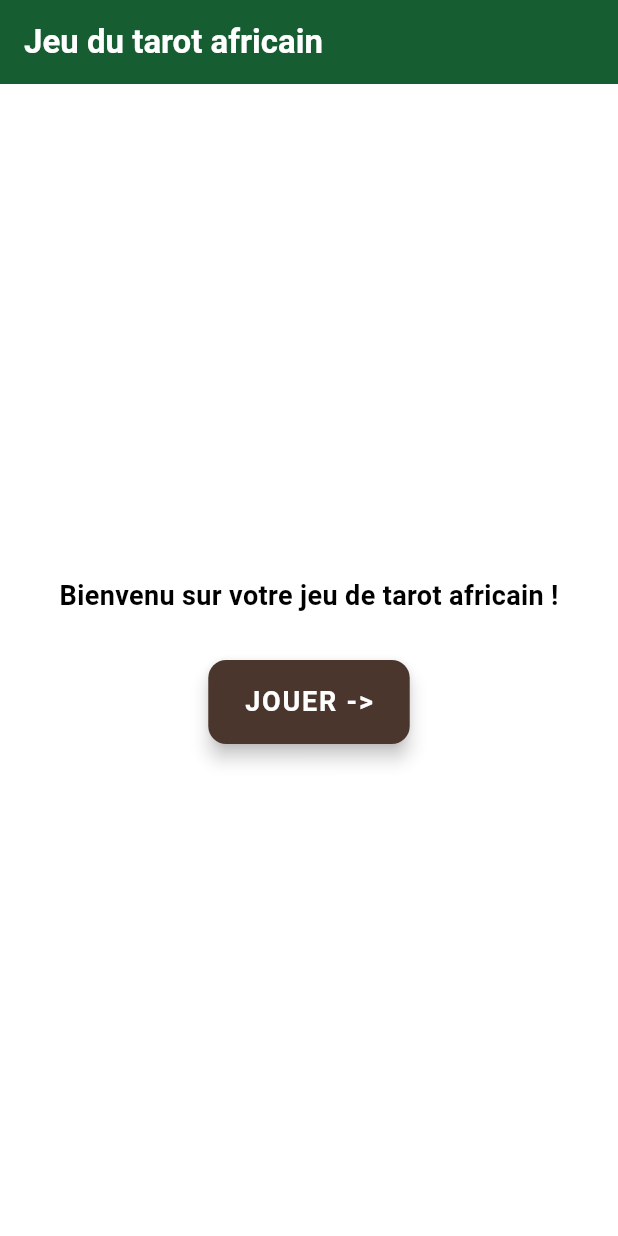
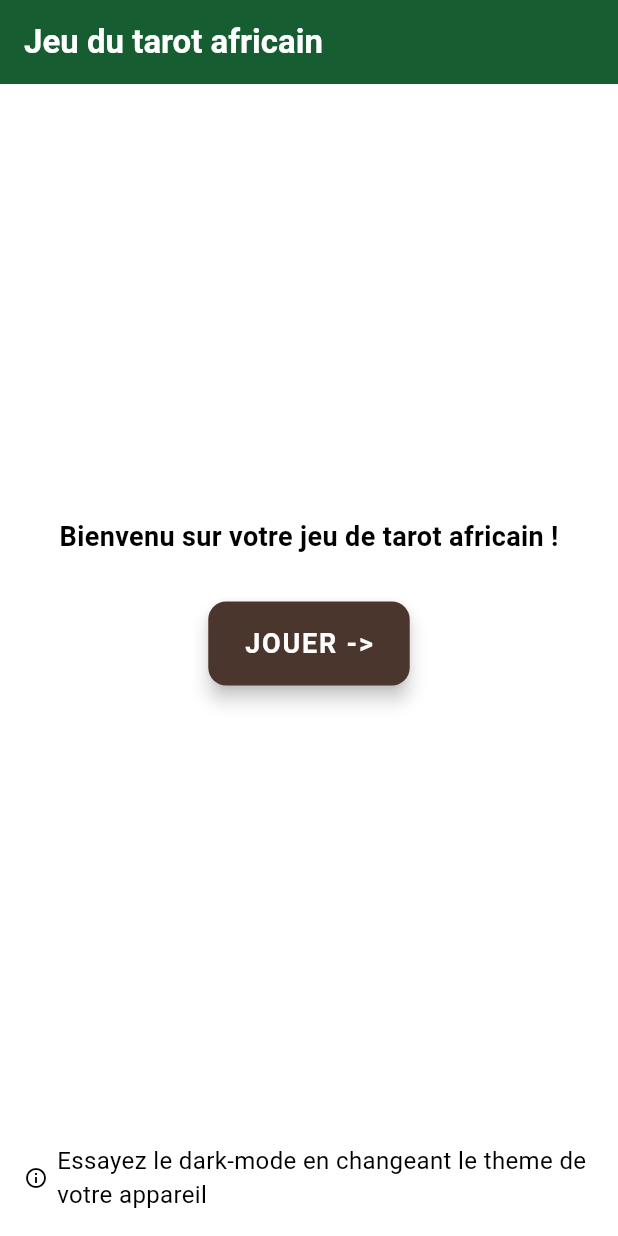
Before and after one commit to AntoineCuinet/game-tarot, a Flutter app: the screen it shows after launch, on a phone screen of 412 x 824 dp. Run offline on Flutter 3.47's test engine with Material 3 defaults, Android fonts, the phone set to English and light mode, and no system bars.

Commit message:
feat: continue review whith views

```diff
--- a/game_tarot_cuinet/lib/main.dart
+++ b/game_tarot_cuinet/lib/main.dart
@@ -18,6 +18,7 @@ void main() {
 
 class App extends StatelessWidget {
   const App({super.key});
+
   final ColorScheme lightColorScheme = const ColorScheme(
     brightness: Brightness.light,
     primary: Color(0xFF4B362D),
--- a/game_tarot_cuinet/lib/viewmodels/game_view_model.dart
+++ b/game_tarot_cuinet/lib/viewmodels/game_view_model.dart
@@ -51,6 +51,7 @@ class GameViewModel {
   }) async {
     PlayerModel dealer = _game.chooseRandomDealer();
 
+    // Main game loop
     while (true) {
       // Rounds begin with 5 cards dealt per hand, then the next round starts with n-1 cards
       for (int cards = 5; cards > 0; cards--) {
--- a/game_tarot_cuinet/lib/views/home_page.dart
+++ b/game_tarot_cuinet/lib/views/home_page.dart
@@ -1,4 +1,5 @@
 import 'package:flutter/material.dart';
+
 import 'player_page.dart';
 import '../widgets/custom_button.dart';
 
@@ -22,7 +23,11 @@ class _HomePageState extends State<HomePage> {
         ),
         backgroundColor: Theme.of(context).colorScheme.secondary,
       ),
-      body: Center(
+      body: Column(
+        children: [
+          const Spacer(),
+
+          Center(
             child: Column(
               mainAxisAlignment: MainAxisAlignment.center,
               children: [
@@ -44,6 +49,27 @@ class _HomePageState extends State<HomePage> {
               ],
             ),
           ),
+          const Spacer(),
+
+          Padding(
+            padding: const EdgeInsets.symmetric(horizontal: 16, vertical: 16),
+            child: Row(
+              mainAxisAlignment: MainAxisAlignment.center,
+              children: [
+                Icon(Icons.info_outline, size: 16, color: Theme.of(context).colorScheme.onSurface),
+                const SizedBox(width: 6),
+                Expanded(
+                  child: Text(
+                    'Essayez le dark-mode en changeant le theme de votre appareil',
+                    style: TextStyle(fontSize: 16, color: Theme.of(context).colorScheme.onSurface),
+                    softWrap: true,
+                  ),
+                ),
+              ],
+            ),
+          ),
+        ],
+      ),
     );
   }
 }
--- a/game_tarot_cuinet/lib/views/player_page.dart
+++ b/game_tarot_cuinet/lib/views/player_page.dart
@@ -1,9 +1,10 @@
 import 'package:flutter/material.dart';
 import 'package:provider/provider.dart';
+
+import 'game_page.dart';
 import '../providers/game_provider.dart';
-import 'game_page.dart';
+import '../widgets/custom_button.dart';
 import '../widgets/player_count_selector.dart';
-import '../widgets/custom_button.dart';
 
 class PlayerPage extends StatefulWidget {
   const PlayerPage({super.key});
@@ -26,11 +27,11 @@ class _PlayerPageState extends State<PlayerPage> {
   void _validateForm() {
     final provider = context.read<GameProvider>();
     if (_formKey.currentState!.validate()) {
-      // Add player
+      // Add main player
       provider.resetPlayers();
       provider.addPlayer(_nameController.text.trim(), false);
 
-      // Add others player (bots)
+      // Add bots players
       final missing = _selectedPlayerCount - provider.players.length;
       for (var i = 1; i <= missing; i++) {
         provider.addPlayer('Bot $i', true);
@@ -64,7 +65,7 @@ class _PlayerPageState extends State<PlayerPage> {
           style: TextStyle(fontSize: 22, fontWeight: FontWeight.bold, color: Theme.of(context).colorScheme.onSecondary),
         ),
         backgroundColor: Theme.of(context).colorScheme.secondary,
-        iconTheme: IconThemeData(color: Colors.white),
+        iconTheme: IconThemeData(color: Theme.of(context).colorScheme.onSecondary),
       ),
       body: Padding(
         padding: const EdgeInsets.all(30),
@@ -104,9 +105,9 @@ class _PlayerPageState extends State<PlayerPage> {
                   ),
                 ],
               ),
+
+              // Main player pseudo input
               const SizedBox(height: 50),
-
-              // Pseudo choice
               const Text(
                 'Votre pseudo :',
                 style: TextStyle(fontSize: 18, fontWeight: FontWeight.bold),
@@ -152,8 +153,8 @@ class _PlayerPageState extends State<PlayerPage> {
                   return null; // OK
                 },
               ),
+
               const SizedBox(height: 50),
-
               CustomButton(
                 text: 'Commencer la partie !',
                 onPressed: _validateForm,
```
Also changed, not shown: game_tarot_cuinet/lib/views/game_page.dart (+10 -92 lines), game_tarot_cuinet/lib/widgets/build_player.dart (added, +82 -0 lines). Lines whose indentation alone changed are shown as unchanged.
